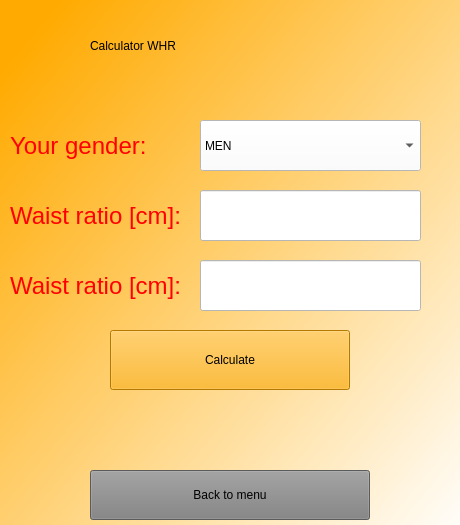
This is whr.ui in 262094/HealthCheck as Qt 5 draws it before an edit. The edited form follows.
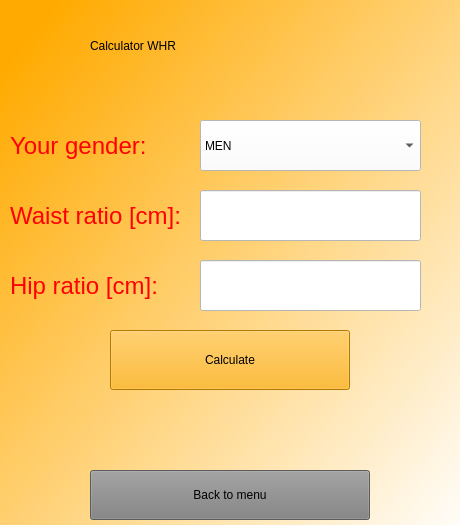
This is the edited form.

Diff of the .ui file:
```diff
--- a/whr.ui
+++ b/whr.ui
@@ -127,7 +127,7 @@
       <rect>
        <x>10</x>
        <y>260</y>
-       <width>201</width>
+       <width>181</width>
        <height>51</height>
       </rect>
      </property>
@@ -137,7 +137,7 @@
 background-color:transparent;</string>
      </property>
      <property name="text">
-      <string>Waist ratio [cm]:</string>
+      <string>Hip ratio [cm]:</string>
      </property>
     </widget>
     <widget class="QLineEdit" name="lineEdit">
```
